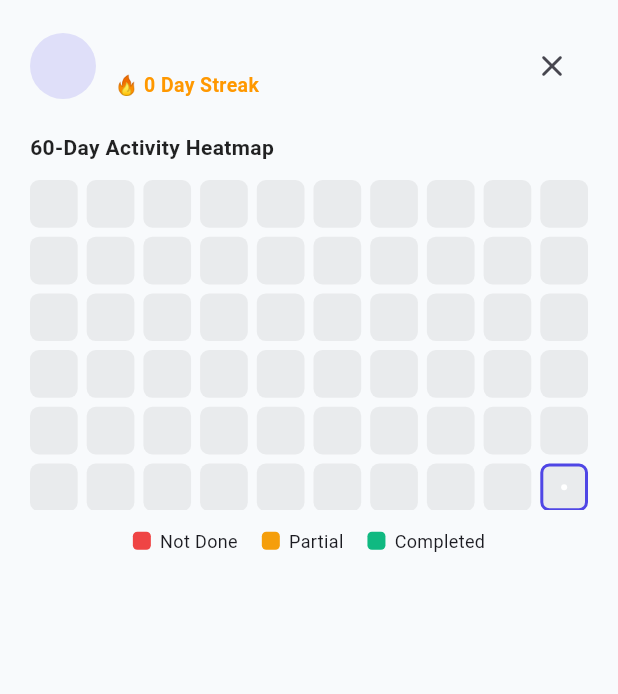
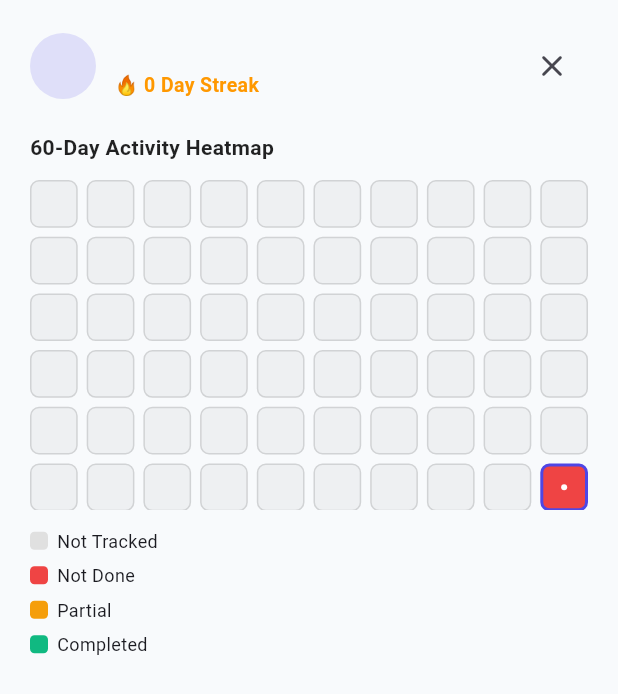
Before and after one commit to Amar810207/Habit-Tracker, a Flutter app: the HabitHeatmapSheet widget shown alone on an empty page, opened directly with empty values, on a phone screen of 412 x 824 dp. Shown: the top 694 px of the screen. Run offline on Flutter 3.47's test engine with Material 3 defaults, Android fonts, the phone set to English and light mode, and no system bars; our stand-ins replace flutter_local_notifications, shared_preferences; accounts and stored records are empty.

Commit message:
Fix date editing bug: restrict habit editing to today only

```diff
--- a/lib/widgets/heatmap_view.dart
+++ b/lib/widgets/heatmap_view.dart
@@ -104,28 +104,61 @@ class HabitHeatmapSheet extends StatelessWidget {
               itemBuilder: (context, index) {
                 final date = days[index];
                 final status = habit.getStatusForDate(date);
+                final isBeforeFirstLaunch = date.isBefore(provider.firstLaunchDate);
+                final isFuture = date.isAfter(today);
                 final isCurrentDay = date.year == today.year &&
                     date.month == today.month &&
                     date.day == today.day;
 
+                Color cellColor;
+                BoxBorder? cellBorder;
+                String tooltipText;
+                VoidCallback? handleTap;
+
+                if (isBeforeFirstLaunch) {
+                  cellColor = isDark
+                      ? Colors.white.withValues(alpha: 0.04)
+                      : Colors.black.withValues(alpha: 0.04);
+                  cellBorder = Border.all(
+                    color: isDark ? Colors.white10 : Colors.black12,
+                    width: 1,
+                  );
+                  tooltipText = '${DateFormat('MMM d, yyyy').format(date)}: Not tracked (Before first launch)';
+                  handleTap = null;
+                } else if (isFuture) {
+                  cellColor = isDark
+                      ? Colors.white.withValues(alpha: 0.04)
+                      : Colors.black.withValues(alpha: 0.04);
+                  cellBorder = null;
+                  tooltipText = '${DateFormat('MMM d, yyyy').format(date)}: Future date';
+                  handleTap = null;
+                } else if (isCurrentDay) {
+                  cellColor = status.color;
+                  cellBorder = Border.all(
+                    color: Theme.of(context).colorScheme.primary,
+                    width: 2,
+                  );
+                  tooltipText = '${DateFormat('MMM d, yyyy').format(date)}: ${_statusLabel(status)} (Tap to edit)';
+                  handleTap = () {
+                    provider.cycleHabitStatus(habit.id, date);
+                  };
+                } else {
+                  // Past day after first launch date (Read-only)
+                  cellColor = status.color;
+                  cellBorder = null;
+                  tooltipText = '${DateFormat('MMM d, yyyy').format(date)}: ${_statusLabel(status)} (Read-only)';
+                  handleTap = null;
+                }
+
                 return GestureDetector(
-                  onTap: () {
-                    provider.cycleHabitStatus(habit.id, date);
-                  },
+                  onTap: handleTap,
                   child: Tooltip(
-                    message: '${DateFormat('MMM d, yyyy').format(date)}: ${status.name}',
+                    message: tooltipText,
                     child: Container(
                       decoration: BoxDecoration(
-                        color: status == HabitStatus.notDone && !habit.history.containsKey(Habit.formatDate(date))
-                            ? (isDark ? Colors.white.withValues(alpha: 0.06) : Colors.black.withValues(alpha: 0.06))
-                            : status.color,
+                        color: cellColor,
                         borderRadius: BorderRadius.circular(6),
-                        border: isCurrentDay
-                            ? Border.all(
-                                color: Theme.of(context).colorScheme.primary,
-                                width: 2,
-                              )
-                            : null,
+                        border: cellBorder,
                       ),
                       child: isCurrentDay
                           ? Center(
@@ -148,19 +181,31 @@ class HabitHeatmapSheet extends StatelessWidget {
 
           const SizedBox(height: 12),
           // Legend
-          Row(
-            mainAxisAlignment: MainAxisAlignment.center,
+          Wrap(
+            alignment: WrapAlignment.center,
+            spacing: 12,
+            runSpacing: 6,
             children: [
+              _buildLegendItem('Not Tracked', isDark ? Colors.white12 : Colors.grey.shade300),
               _buildLegendItem('Not Done', const Color(0xFFEF4444)),
-              const SizedBox(width: 16),
               _buildLegendItem('Partial', const Color(0xFFF59E0B)),
-              const SizedBox(width: 16),
               _buildLegendItem('Completed', const Color(0xFF10B981)),
             ],
           ),
         ],
       ),
     );
+  }
+
+  String _statusLabel(HabitStatus status) {
+    switch (status) {
+      case HabitStatus.completed:
+        return 'Completed';
+      case HabitStatus.partial:
+        return 'Partial';
+      case HabitStatus.notDone:
+        return 'Not Done';
+    }
   }
 
   Widget _buildLegendItem(String label, Color color) {
```
Also changed, not shown: lib/main.dart (+10 -6 lines), lib/providers/habit_provider.dart (+27 -2 lines), lib/services/storage_service.dart (+38 -0 lines), lib/widgets/animated_progress_ring.dart (+14 -11 lines), lib/widgets/habit_tile.dart (+10 -5 lines), 1 other file.
